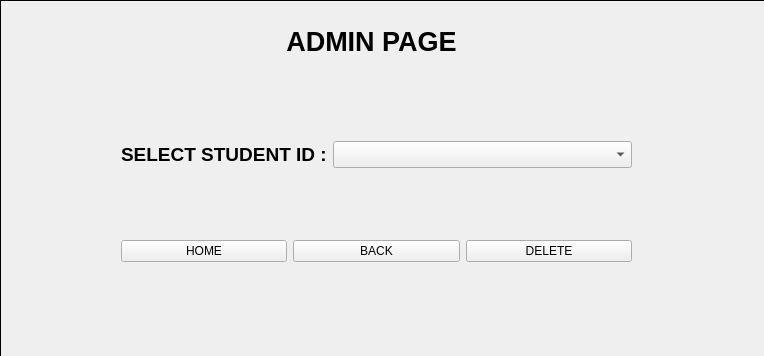
First picture: the form in adminstudent_edit.ui, repository Shasank12345/QT_PROJECT, before the edit; both pictures show x 0 to 764 and y 0 to 356 of the 764 by 510 pixel window.
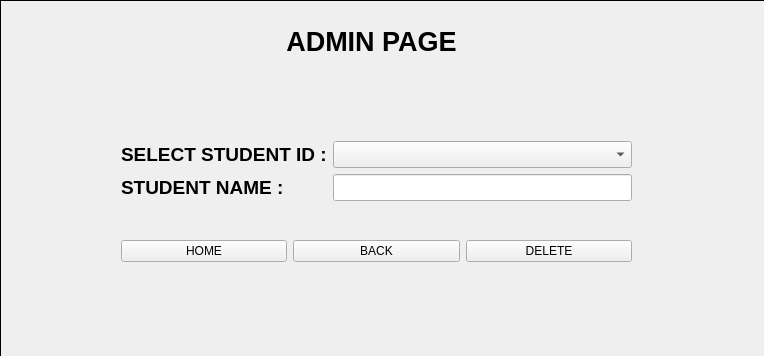
Second picture: the form after the edit. The open tabs and pages were chosen to show the change. Icons and pictures are not drawn.

```diff
--- a/adminstudent_edit.ui
+++ b/adminstudent_edit.ui
@@ -1495,7 +1495,7 @@
        <x>120</x>
        <y>140</y>
        <width>511</width>
-       <height>80</height>
+       <height>111</height>
       </rect>
      </property>
      <layout class="QFormLayout" name="formLayout_5">
@@ -1518,6 +1518,30 @@
         </property>
        </widget>
       </item>
+      <item row="1" column="0">
+       <widget class="QLabel" name="label_40">
+        <property name="font">
+         <font>
+          <pointsize>12</pointsize>
+         </font>
+        </property>
+        <property name="styleSheet">
+         <string notr="true">color: rgb(0, 0, 0);</string>
+        </property>
+        <property name="text">
+         <string>&lt;html&gt;&lt;head/&gt;&lt;body&gt;&lt;p&gt;&lt;span style=&quot; font-size:14pt; font-weight:700;&quot;&gt;STUDENT NAME :&lt;/span&gt;&lt;/p&gt;&lt;/body&gt;&lt;/html&gt;</string>
+        </property>
+       </widget>
+      </item>
+      <item row="1" column="1">
+       <widget class="QLineEdit" name="lineEdit_18">
+        <property name="font">
+         <font>
+          <pointsize>12</pointsize>
+         </font>
+        </property>
+       </widget>
+      </item>
      </layout>
     </widget>
     <widget class="QWidget" name="horizontalLayoutWidget_3">
```
Left out of the diff: 20 changed lines with no effect on the pictures.
